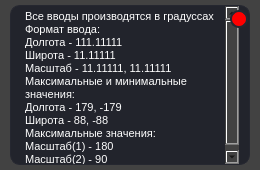
Old version of the form help_dialog.ui in the repository AralinIvan/YandexMapApi.
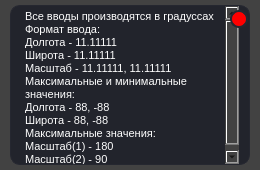
New version of the form.

```diff
--- a/help_dialog.ui
+++ b/help_dialog.ui
@@ -77,11 +77,11 @@
 &lt;/style&gt;&lt;/head&gt;&lt;body style=&quot; font-family:'MS Shell Dlg 2'; font-size:8.25pt; font-weight:400; font-style:normal;&quot;&gt;
 &lt;p style=&quot; margin-top:0px; margin-bottom:0px; margin-left:0px; margin-right:0px; -qt-block-indent:0; text-indent:0px;&quot;&gt;Все вводы производятся в градуссах&lt;/p&gt;
 &lt;p style=&quot; margin-top:0px; margin-bottom:0px; margin-left:0px; margin-right:0px; -qt-block-indent:0; text-indent:0px;&quot;&gt;Формат ввода:&lt;/p&gt;
-&lt;p style=&quot; margin-top:0px; margin-bottom:0px; margin-left:0px; margin-right:0px; -qt-block-indent:0; text-indent:0px;&quot;&gt;Долгота - 111.11111&lt;/p&gt;
+&lt;p style=&quot; margin-top:0px; margin-bottom:0px; margin-left:0px; margin-right:0px; -qt-block-indent:0; text-indent:0px;&quot;&gt;Долгота - 11.11111&lt;/p&gt;
 &lt;p style=&quot; margin-top:0px; margin-bottom:0px; margin-left:0px; margin-right:0px; -qt-block-indent:0; text-indent:0px;&quot;&gt;Широта - 11.11111&lt;/p&gt;
 &lt;p style=&quot; margin-top:0px; margin-bottom:0px; margin-left:0px; margin-right:0px; -qt-block-indent:0; text-indent:0px;&quot;&gt;Масштаб - 11.11111, 11.11111&lt;/p&gt;
 &lt;p style=&quot; margin-top:0px; margin-bottom:0px; margin-left:0px; margin-right:0px; -qt-block-indent:0; text-indent:0px;&quot;&gt;Максимальные и минимальные значения:&lt;/p&gt;
-&lt;p style=&quot; margin-top:0px; margin-bottom:0px; margin-left:0px; margin-right:0px; -qt-block-indent:0; text-indent:0px;&quot;&gt;Долгота - 179, -179&lt;/p&gt;
+&lt;p style=&quot; margin-top:0px; margin-bottom:0px; margin-left:0px; margin-right:0px; -qt-block-indent:0; text-indent:0px;&quot;&gt;Долгота - 88, -88&lt;/p&gt;
 &lt;p style=&quot; margin-top:0px; margin-bottom:0px; margin-left:0px; margin-right:0px; -qt-block-indent:0; text-indent:0px;&quot;&gt;Широта - 88, -88&lt;/p&gt;
 &lt;p style=&quot; margin-top:0px; margin-bottom:0px; margin-left:0px; margin-right:0px; -qt-block-indent:0; text-indent:0px;&quot;&gt;Максимальные значения:&lt;/p&gt;
 &lt;p style=&quot; margin-top:0px; margin-bottom:0px; margin-left:0px; margin-right:0px; -qt-block-indent:0; text-indent:0px;&quot;&gt;Масштаб(1) - 180&lt;/p&gt;
```
